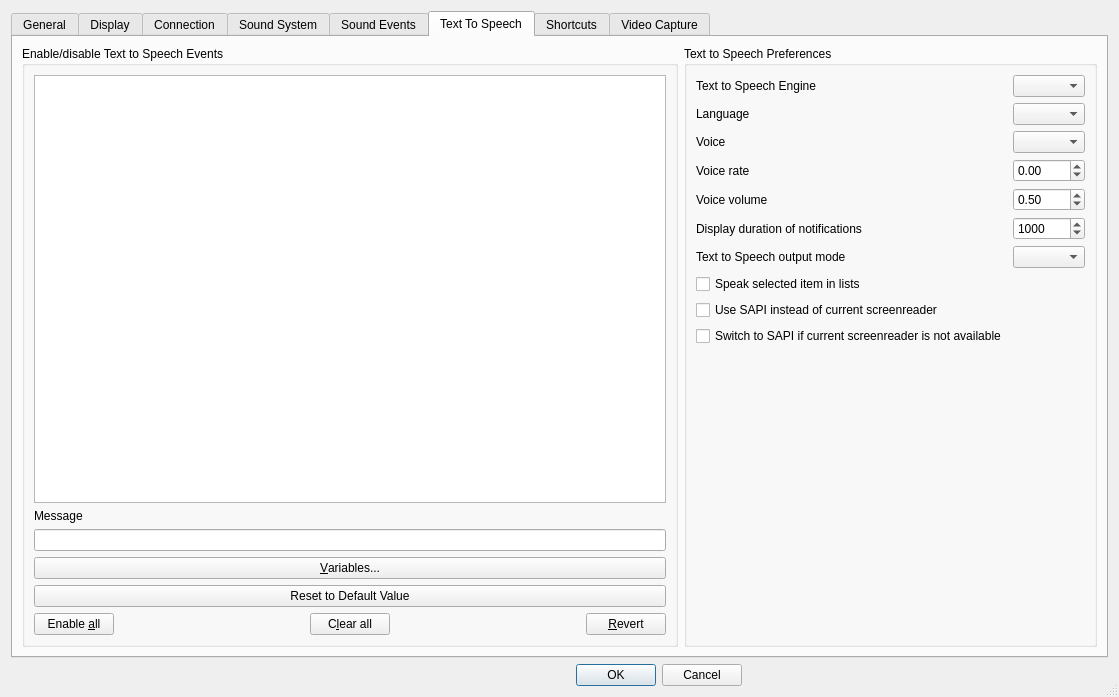
Above: Client/qtTeamTalk/preferences.ui from BearWare/TeamTalk5 before the change. Below: the same form after it.
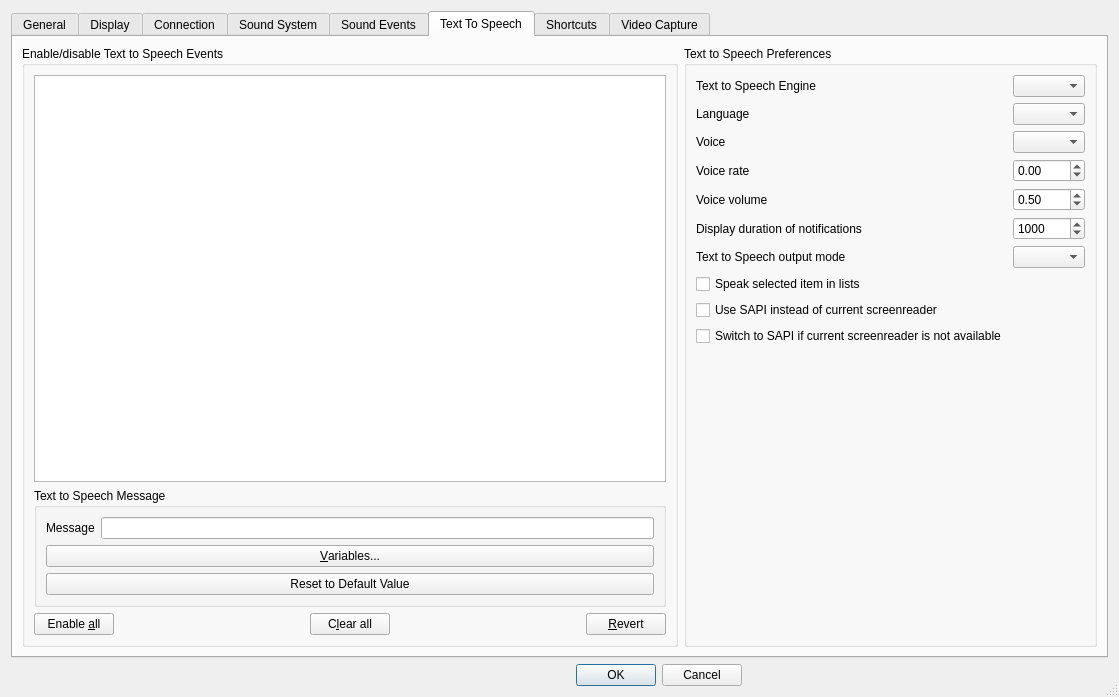
That is the form after the change. The open tabs and pages were chosen to show the change. Icons and pictures are not drawn. Custom widgets are drawn as their Qt base class.

Commit message: Put TTS message into groupbox

Diff of the .ui file:
```diff
--- a/Client/qtTeamTalk/preferences.ui
+++ b/Client/qtTeamTalk/preferences.ui
@@ -2154,7 +2154,7 @@
          <property name="title">
           <string>Enable/disable Text to Speech Events</string>
          </property>
-         <layout class="QVBoxLayout" name="verticalLayout_16">
+         <layout class="QVBoxLayout" name="verticalLayout_20">
           <item>
            <widget class="MyTreeView" name="ttsTreeView">
             <property name="editTriggers">
@@ -2178,6 +2178,14 @@
            </widget>
           </item>
           <item>
+           <widget class="QGroupBox" name="groupBox_14">
+            <property name="title">
+             <string>Text to Speech Message</string>
+            </property>
+            <layout class="QVBoxLayout" name="verticalLayout_16">
+             <item>
+              <layout class="QHBoxLayout" name="horizontalLayout_29">
+               <item>
            <widget class="QLabel" name="TTSMsgLabel">
             <property name="text">
              <string>Message</string>
@@ -2190,6 +2198,8 @@
           <item>
            <widget class="QLineEdit" name="TTSMsgEdit"/>
           </item>
+              </layout>
+             </item>
           <item>
            <widget class="QPushButton" name="TTSVarButton">
             <property name="text">
@@ -2202,6 +2212,9 @@
             <property name="text">
              <string>Reset to Default Value</string>
             </property>
+              </widget>
+             </item>
+            </layout>
            </widget>
           </item>
           <item>
```
Lines whose indentation alone changed are shown as unchanged.
